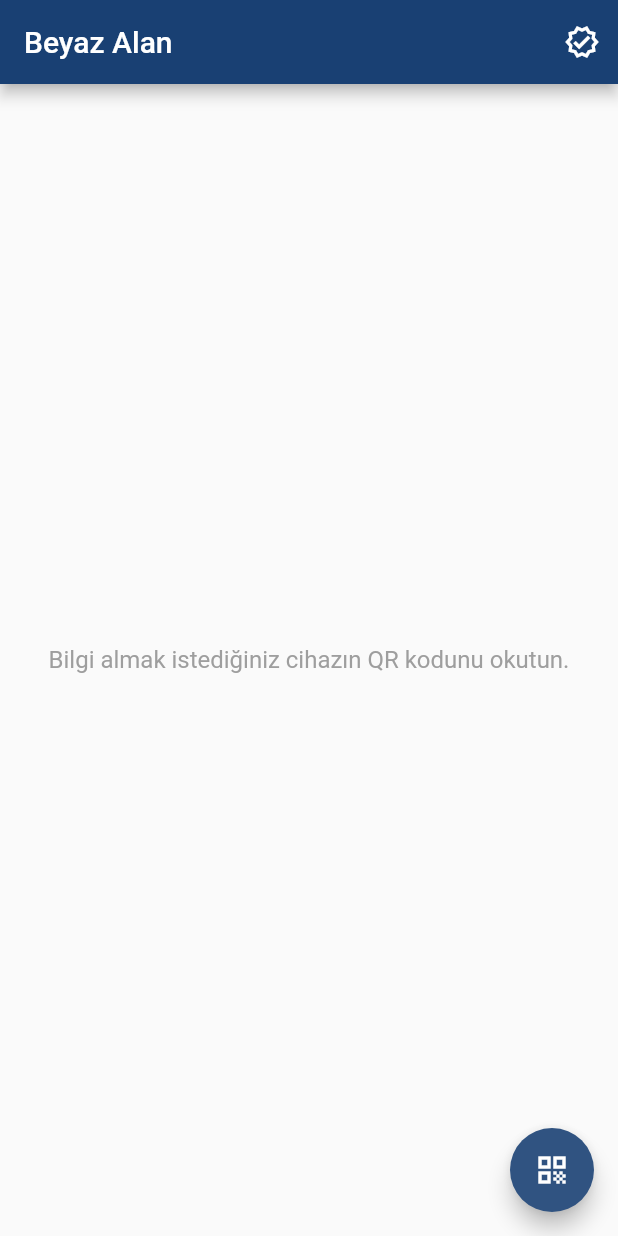
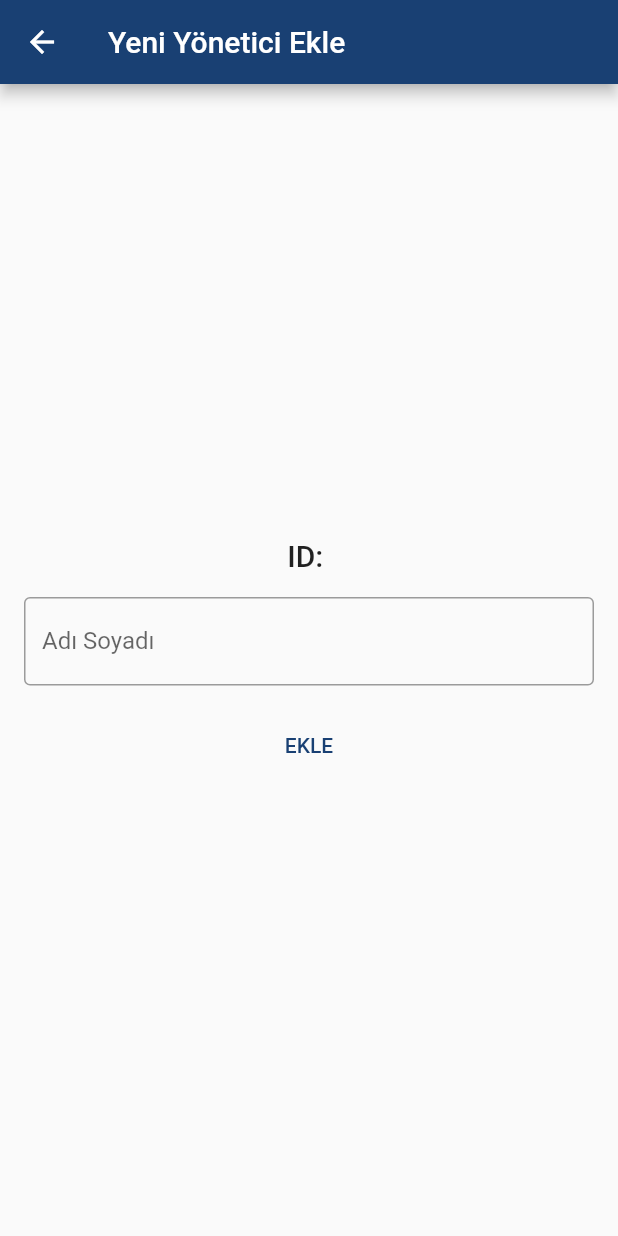
Before and after one commit to aeosmanoglu/beyazalan, a Flutter app: the screen it shows after launch, after a tap on the "verified" icon, on a phone screen of 412 x 824 dp. Run offline on Flutter 3.47's test engine with Material 2 defaults, Android fonts, the phone set to English and light mode, and no system bars; our stand-ins replace hive, hive_flutter; missing offline and left inert: flutter_nfc_kit; accounts and stored records are empty.

Commit message:
feat: create admin

```diff
--- /dev/null
+++ b/lib/controllers/boxes_ctrl.dart
@@ -0,0 +1,16 @@
+import 'package:beyazalan/models/user.dart';
+import 'package:hive_flutter/hive_flutter.dart';
+
+class Boxes {
+  static initHive() async {
+    await Hive.initFlutter();
+  }
+
+  static registerAdapters() {
+    Hive.registerAdapter(UserAdapter());
+  }
+
+  static openBoxes() async {
+    await Hive.openBox<User>('users');
+  }
+}
--- a/lib/controllers/nfc.dart
+++ b/lib/controllers/nfc_ctrl.dart
@@ -2,7 +2,8 @@ import 'package:flutter/foundation.dart';
 import 'package:flutter_nfc_kit/flutter_nfc_kit.dart';
 
 class NFC {
-  static getID() async {
+  // FIXME
+  static Future<String> getID() async {
     try {
       NFCTag tag = await FlutterNfcKit.poll();
       await FlutterNfcKit.finish();
@@ -10,6 +11,7 @@ class NFC {
     } catch (e) {
       debugPrint(e.toString());
       await FlutterNfcKit.finish(iosErrorMessage: e.toString());
+      return "00000000";
     }
   }
 }
--- /dev/null
+++ b/lib/controllers/user_ctrl.dart
@@ -0,0 +1,21 @@
+import 'package:beyazalan/models/user.dart';
+import 'package:hive/hive.dart';
+
+class UserController {
+  final Box<User> _box = Hive.box<User>('users');
+
+  int getBoxLength() => _box.length;
+
+  addNewUser(String name, String cardID, String creator) {
+    DateTime now = DateTime.now();
+    _box.add(User(
+      name: name,
+      cardID: cardID,
+      createDate: now,
+      creator: creator,
+    ));
+  }
+
+  User getUser(String cardID) =>
+      _box.values.firstWhere((element) => element.cardID == cardID);
+}
--- a/lib/main.dart
+++ b/lib/main.dart
@@ -1,9 +1,14 @@
+import 'package:beyazalan/controllers/boxes_ctrl.dart';
 import 'package:beyazalan/models/brand_colors.dart';
-import 'package:beyazalan/views/home.dart';
+import 'package:beyazalan/views/add_user_page.dart';
+import 'package:beyazalan/views/home_page.dart';
+import 'package:beyazalan/views/user_page.dart';
 import 'package:flutter/material.dart';
 
-void main() {
-  WidgetsFlutterBinding.ensureInitialized();
+Future<void> main() async {
+  await Boxes.initHive();
+  Boxes.registerAdapters();
+  await Boxes.openBoxes();
   runApp(const App());
 }
 
@@ -28,6 +33,8 @@
         initialRoute: '/',
         routes: {
           '/': (context) => const HomePage(),
+          '/user': (context) => const UserPage(),
+          '/adduser': (context) => const AddUserPage(),
         },
       );
 }
--- /dev/null
+++ b/lib/models/user.dart
@@ -0,0 +1,22 @@
+import 'package:hive/hive.dart';
+
+part 'user.g.dart';
+
+@HiveType(typeId: 0)
+class User {
+  @HiveField(0)
+  String name;
+  @HiveField(1)
+  final String cardID;
+  @HiveField(2)
+  final DateTime? createDate;
+  @HiveField(3)
+  final String creator;
+
+  User({
+    this.name = "İsimsiz",
+    required this.cardID,
+    this.creator = "God",
+    this.createDate,
+  });
+}
--- /dev/null
+++ b/lib/views/add_user_page.dart
@@ -0,0 +1,51 @@
+import 'package:beyazalan/controllers/user_ctrl.dart';
+import 'package:beyazalan/models/user.dart';
+import 'package:flutter/material.dart';
+
+class AddUserPage extends StatelessWidget {
+  const AddUserPage({Key? key}) : super(key: key);
+
+  @override
+  Widget build(BuildContext context) {
+    final args = ModalRoute.of(context)!.settings.arguments as User;
+    return Scaffold(
+      appBar: AppBar(
+        title: const Text("Yeni Yönetici Ekle"),
+      ),
+      body: Padding(
+        padding: const EdgeInsets.all(16),
+        child: Center(
+          child: Column(
+            mainAxisAlignment: MainAxisAlignment.center,
+            children: [
+              Text(
+                "ID: " + args.cardID,
+                style: Theme.of(context).textTheme.headline6,
+              ),
+              const SizedBox(height: 16),
+              TextField(
+                textCapitalization: TextCapitalization.words,
+                decoration: const InputDecoration(
+                  labelText: "Adı Soyadı",
+                  border: OutlineInputBorder(),
+                ),
+                onChanged: (value) {
+                  args.name = value;
+                },
+              ),
+              const SizedBox(height: 16),
+              TextButton(
+                child: const Text("EKLE"),
+                onPressed: () {
+                  UserController()
+                      .addNewUser(args.name, args.cardID, args.creator);
+                  Navigator.pop(context);
+                },
+              )
+            ],
+          ),
+        ),
+      ),
+    );
+  }
+}
--- a/lib/views/home.dart
+++ /dev/null
@@ -1,38 +0,0 @@
-import 'package:beyazalan/controllers/nfc.dart';
-import 'package:flutter/material.dart';
-
-class HomePage extends StatelessWidget {
-  const HomePage({Key? key}) : super(key: key);
-
-  @override
-  Widget build(BuildContext context) => Scaffold(
-        appBar: AppBar(
-          title: const Text('Beyaz Alan'),
-          actions: [
-            IconButton(
-                icon: const Icon(Icons.verified_outlined),
-                onPressed: () {
-                  NFC.getID();
-                }),
-          ],
-        ),
-        body: Padding(
-          padding: const EdgeInsets.all(16),
-          child: Center(
-            child: Text(
-              'Bilgi almak istediğiniz cihazın QR kodunu okutun.',
-              style: Theme.of(context).textTheme.subtitle1?.copyWith(
-                    color: Colors.grey,
-                  ),
-              textAlign: TextAlign.center,
-            ),
-          ),
-        ),
-        floatingActionButton: FloatingActionButton(
-          onPressed: () {
-            null;
-          },
-          child: const Icon(Icons.qr_code),
-        ),
-      );
-}
--- /dev/null
+++ b/lib/views/home_page.dart
@@ -0,0 +1,39 @@
+/// Sunucular hakkında bilgi bu sayfada olacak.
+
+import 'package:beyazalan/controllers/nfc_ctrl.dart';
+import 'package:beyazalan/controllers/user_ctrl.dart';
+import 'package:beyazalan/models/user.dart';
+import 'package:flutter/material.dart';
+
+class HomePage extends StatefulWidget {
+  const HomePage({Key? key}) : super(key: key);
+
+  @override
+  State<HomePage> createState() => _HomePageState();
+}
+
+class _HomePageState extends State<HomePage> {
+  @override
+  Widget build(BuildContext context) => Scaffold(
+        appBar: AppBar(
+          title: const Text('Beyaz Alan'),
+          actions: [
+            IconButton(
+              icon: const Icon(Icons.verified_outlined),
+              onPressed: () async {
+                String cardID = await NFC.getID();
+                UserController().getBoxLength() > 0
+                    ? Navigator.pushNamed(context, "/user",
+                        arguments: UserController().getUser(cardID))
+                    : Navigator.pushNamed(context, "/adduser",
+                        arguments: User(cardID: cardID));
+              },
+            ),
+          ],
+        ),
+        floatingActionButton: const FloatingActionButton(
+          onPressed: null,
+          child: Icon(Icons.qr_code),
+        ),
+      );
+}
--- a/pubspec.yaml
+++ b/pubspec.yaml
@@ -10,11 +10,15 @@ dependencies:
   flutter:
     sdk: flutter
   flutter_nfc_kit: ^3.2.0
+  hive: ^2.0.5
+  hive_flutter: ^1.1.0
 
 dev_dependencies:
   flutter_test:
     sdk: flutter
   flutter_lints: ^1.0.0
+  hive_generator: ^1.1.1
+  build_runner: ^2.1.7
 
 flutter:
   uses-material-design: true
```
Also changed, not shown: lib/views/user_page.dart (added, +21 -0 lines), lib/models/user.g.dart (added), pubspec.lock, 3 other files.
